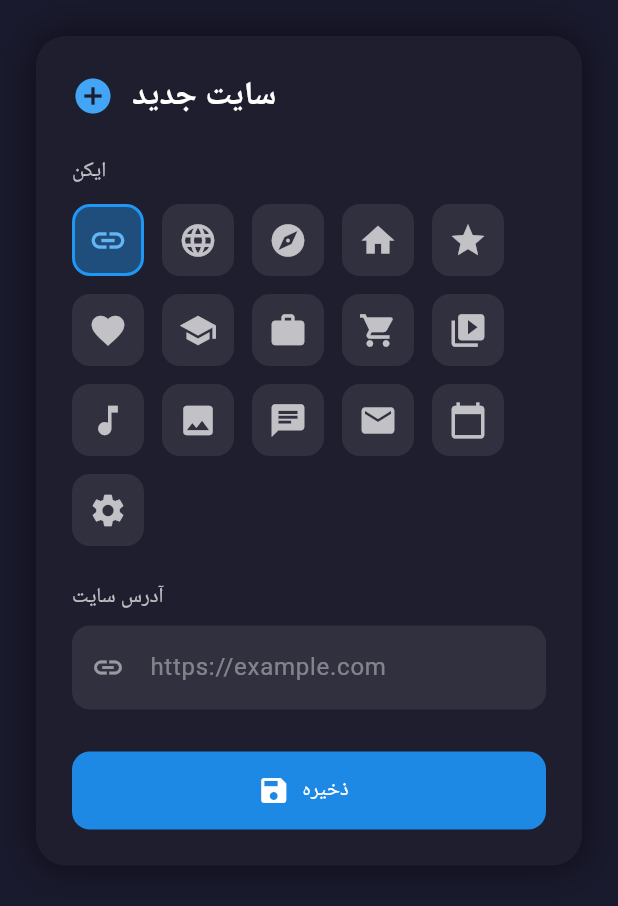
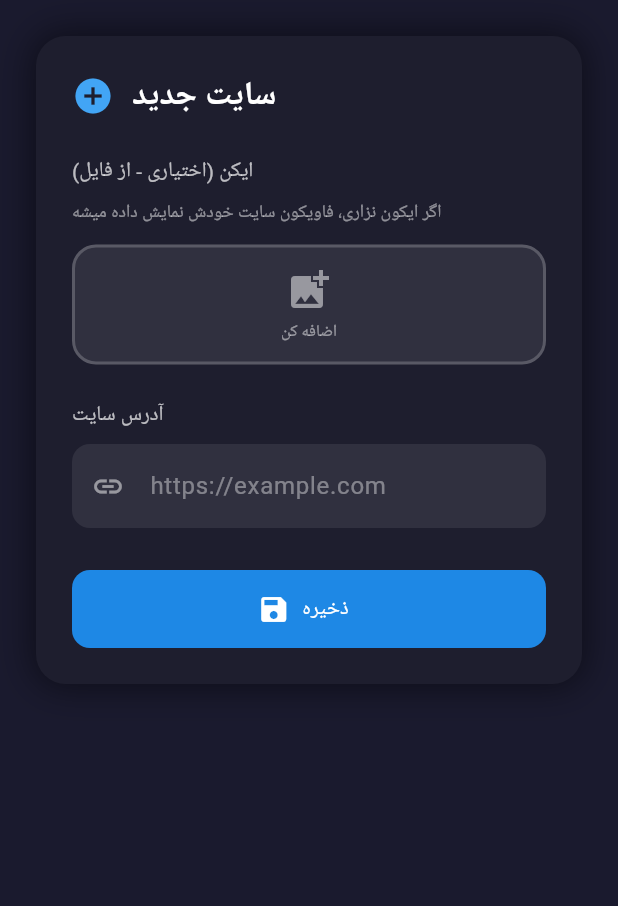
Before and after one commit to mosafarazaraaliporian/suhome, a Flutter app: the _AddShortcutSheet widget shown alone on an empty page, opened directly with empty values, on a phone screen of 412 x 824 dp. Shown: the top 906 px of the screen. Run offline on Flutter 3.47's test engine with Material 3 defaults, Android fonts, the phone set to English and light mode, and no system bars; our stand-ins replace file_picker, shared_preferences, webview_flutter; accounts and stored records are empty.

Commit message:
Icon from file or favicon, in-app WebView for sites
Co-authored-by: Cursor <cursoragent@cursor.com>

```diff
--- a/lib/main.dart
+++ b/lib/main.dart
@@ -4,7 +4,7 @@ import 'dart:typed_data';
 import 'package:file_picker/file_picker.dart';
 import 'package:flutter/material.dart';
 import 'package:shared_preferences/shared_preferences.dart';
-import 'package:url_launcher/url_launcher.dart';
+import 'package:webview_flutter/webview_flutter.dart';
 
 void main() {
   runApp(const SuhomeApp());
@@ -31,15 +31,30 @@ class SuhomeApp extends StatelessWidget {
 }
 
 class ShortcutItem {
-  final int iconCodePoint;
+  final String? iconBase64;
   final String url;
 
-  ShortcutItem({required this.iconCodePoint, required this.url});
+  ShortcutItem({this.iconBase64, required this.url});
 
-  Map<String, dynamic> toJson() => {'icon': iconCodePoint, 'url': url};
+  Uint8List? get iconBytes =>
+      iconBase64 != null ? base64Decode(iconBase64!) : null;
+
+  String get faviconUrl {
+    try {
+      final uri = Uri.parse(url.startsWith('http') ? url : 'https://$url');
+      return 'https://www.google.com/s2/favicons?domain=${uri.host}&sz=64';
+    } catch (_) {
+      return '';
+    }
+  }
+
+  Map<String, dynamic> toJson() => {
+        if (iconBase64 != null) 'icon': iconBase64,
+        'url': url,
+      };
 
   factory ShortcutItem.fromJson(Map<String, dynamic> json) => ShortcutItem(
-        iconCodePoint: json['icon'] as int? ?? Icons.link.codePoint,
+        iconBase64: json['icon'] as String?,
         url: json['url'] as String? ?? '',
       );
 }
@@ -86,9 +101,7 @@ class _NoxStyleHomeState extends State<NoxStyleHome> {
       backgroundColor: Colors.transparent,
       builder: (context) => _AddShortcutSheet(
         onSave: (item) {
-          setState(() {
-            _shortcuts.add(item);
-          });
+          setState(() => _shortcuts.add(item));
           _saveShortcuts();
           Navigator.pop(context);
           ScaffoldMessenger.of(context).showSnackBar(
@@ -123,14 +136,20 @@ class _NoxStyleHomeState extends State<NoxStyleHome> {
     }
   }
 
-  Future<void> _openUrl(String url) async {
-    var uri = Uri.tryParse(url);
-    if (uri == null || !uri.hasScheme) {
+  void _openUrl(String url) {
+    Uri uri = Uri.tryParse(url) ?? Uri.parse('https://$url');
+    if (!uri.hasScheme) {
       uri = Uri.parse('https://$url');
     }
-    if (await canLaunchUrl(uri)) {
-      await launchUrl(uri, mode: LaunchMode.externalApplication);
-    }
+    Navigator.push(
+      context,
+      MaterialPageRoute(
+        builder: (context) => _WebViewPage(
+          url: uri.toString(),
+          title: uri.host,
+        ),
+      ),
+    );
   }
 
   @override
@@ -165,10 +184,10 @@ class _NoxStyleHomeState extends State<NoxStyleHome> {
               painter: _CosmicPainter(),
               size: Size.infinite,
             ),
-          // Shortcuts grid
           SafeArea(
             child: Padding(
-              padding: const EdgeInsets.only(left: 32, right: 80, top: 40, bottom: 40),
+              padding: const EdgeInsets.only(
+                  left: 32, right: 80, top: 40, bottom: 40),
               child: _shortcuts.isEmpty
                   ? Center(
                       child: Text(
@@ -180,7 +199,8 @@ class _NoxStyleHomeState extends State<NoxStyleHome> {
                       ),
                     )
                   : GridView.builder(
-                      gridDelegate: const SliverGridDelegateWithFixedCrossAxisCount(
+                      gridDelegate:
+                          const SliverGridDelegateWithFixedCrossAxisCount(
                         crossAxisCount: 4,
                         mainAxisSpacing: 24,
                         crossAxisSpacing: 24,
@@ -190,8 +210,7 @@ class _NoxStyleHomeState extends State<NoxStyleHome> {
                       itemBuilder: (context, index) {
                         final item = _shortcuts[index];
                         return _ShortcutCard(
-                          icon: IconData(item.iconCodePoint, fontFamily: 'MaterialIcons'),
-                          url: item.url,
+                          item: item,
                           onTap: () => _openUrl(item.url),
                           onLongPress: () {
                             setState(() => _shortcuts.removeAt(index));
@@ -254,32 +273,23 @@ class _AddShortcutSheet extends StatefulWidget {
 }
 
 class _AddShortcutSheetState extends State<_AddShortcutSheet> {
-  int _selectedIconCodePoint = Icons.link.codePoint;
+  Uint8List? _customIconBytes;
   final _urlController = TextEditingController();
-
-  static final _iconOptions = [
-    Icons.link,
-    Icons.language,
-    Icons.explore,
-    Icons.home,
-    Icons.star,
-    Icons.favorite,
-    Icons.school,
-    Icons.work,
-    Icons.shopping_cart,
-    Icons.video_library,
-    Icons.music_note,
-    Icons.image,
-    Icons.chat,
-    Icons.email,
-    Icons.calendar_today,
-    Icons.settings,
-  ];
 
   @override
   void dispose() {
     _urlController.dispose();
     super.dispose();
+  }
+
+  Future<void> _pickIcon() async {
+    final result = await FilePicker.platform.pickFiles(
+      type: FileType.image,
+      allowMultiple: false,
+    );
+    if (result != null && result.files.single.bytes != null) {
+      setState(() => _customIconBytes = result.files.single.bytes);
+    }
   }
 
   void _save() {
@@ -294,7 +304,9 @@ class _AddShortcutSheetState extends State<_AddShortcutSheet> {
       return;
     }
     widget.onSave(ShortcutItem(
-      iconCodePoint: _selectedIconCodePoint,
+      iconBase64: _customIconBytes != null
+          ? base64Encode(_customIconBytes!)
+          : null,
       url: url,
     ));
   }
@@ -336,39 +348,72 @@ class _AddShortcutSheetState extends State<_AddShortcutSheet> {
             ),
             const SizedBox(height: 24),
             const Text(
-              'ایکن',
+              'ایکن (اختیاری - از فایل)',
               style: TextStyle(color: Colors.white70, fontSize: 14),
             ),
+            const SizedBox(height: 8),
+            Text(
+              'اگر ایکون نزاری، فاویکون سایت خودش نمایش داده میشه',
+              style: TextStyle(
+                color: Colors.white.withValues(alpha: 0.5),
+                fontSize: 12,
+              ),
+            ),
             const SizedBox(height: 12),
-            Wrap(
-              spacing: 12,
-              runSpacing: 12,
-              children: _iconOptions.map((icon) {
-                final isSelected = icon.codePoint == _selectedIconCodePoint;
-                return GestureDetector(
-                  onTap: () => setState(() => _selectedIconCodePoint = icon.codePoint),
+            GestureDetector(
+              onTap: _pickIcon,
               child: Container(
-                    width: 48,
-                    height: 48,
+                width: 80,
+                height: 80,
                 decoration: BoxDecoration(
-                      color: isSelected
-                          ? Colors.blue.withValues(alpha: 0.4)
-                          : Colors.white.withValues(alpha: 0.08),
-                      borderRadius: BorderRadius.circular(12),
+                  color: Colors.white.withValues(alpha: 0.08),
+                  borderRadius: BorderRadius.circular(16),
                   border: Border.all(
-                        color: isSelected ? Colors.blue : Colors.transparent,
+                    color: Colors.white.withValues(alpha: 0.2),
                     width: 2,
                   ),
                 ),
-                    child: Icon(
-                      icon,
-                      color: isSelected ? Colors.blue.shade300 : Colors.white70,
-                      size: 26,
+                child: _customIconBytes != null
+                    ? ClipRRect(
+                        borderRadius: BorderRadius.circular(14),
+                        child: Image.memory(
+                          _customIconBytes!,
+                          fit: BoxFit.cover,
+                          width: 76,
+                          height: 76,
+                        ),
+                      )
+                    : Column(
+                        mainAxisAlignment: MainAxisAlignment.center,
+                        children: [
+                          Icon(
+                            Icons.add_photo_alternate,
+                            color: Colors.white.withValues(alpha: 0.5),
+                            size: 32,
+                          ),
+                          const SizedBox(height: 4),
+                          Text(
+                            'اضافه کن',
+                            style: TextStyle(
+                              color: Colors.white.withValues(alpha: 0.5),
+                              fontSize: 11,
                             ),
                           ),
-                );
-              }).toList(),
+                        ],
                       ),
+              ),
+            ),
+            if (_customIconBytes != null) ...[
+              const SizedBox(height: 8),
+              TextButton.icon(
+                onPressed: () => setState(() => _customIconBytes = null),
+                icon: const Icon(Icons.close, size: 18),
+                label: const Text('حذف ایکون'),
+                style: TextButton.styleFrom(
+                  foregroundColor: Colors.red.shade300,
+                ),
+              ),
+            ],
             const SizedBox(height: 24),
             const Text(
               'آدرس سایت',
@@ -421,21 +466,19 @@ class _AddShortcutSheetState extends State<_AddShortcutSheet> {
 }
 
 class _ShortcutCard extends StatelessWidget {
-  final IconData icon;
-  final String url;
+  final ShortcutItem item;
   final VoidCallback onTap;
   final VoidCallback onLongPress;
 
   const _ShortcutCard({
-    required this.icon,
-    required this.url,
+    required this.item,
     required this.onTap,
     required this.onLongPress,
   });
 
   @override
   Widget build(BuildContext context) {
-    final displayName = _getDisplayName(url);
+    final displayName = _getDisplayName(item.url);
     return GestureDetector(
       onTap: onTap,
       onLongPress: onLongPress,
@@ -450,7 +493,17 @@ class _ShortcutCard extends StatelessWidget {
               borderRadius: BorderRadius.circular(16),
               border: Border.all(color: Colors.white.withValues(alpha: 0.1)),
             ),
-            child: Icon(icon, color: Colors.blue.shade300, size: 32),
+            clipBehavior: Clip.antiAlias,
+            child: item.iconBytes != null
+                ? Image.memory(
+                    item.iconBytes!,
+                    fit: BoxFit.cover,
+                    width: 64,
+                    height: 64,
+                    errorBuilder: (context, error, stackTrace) =>
+                        _buildFaviconFallback(),
+                  )
+                : _buildFaviconFallback(),
           ),
           const SizedBox(height: 8),
           Text(
@@ -468,6 +521,20 @@ class _ShortcutCard extends StatelessWidget {
     );
   }
 
+  Widget _buildFaviconFallback() {
+    if (item.faviconUrl.isEmpty) {
+      return Icon(Icons.link, color: Colors.blue.shade300, size: 32);
+    }
+    return Image.network(
+      item.faviconUrl,
+      fit: BoxFit.contain,
+      width: 48,
+      height: 48,
+      errorBuilder: (context, error, stackTrace) =>
+          Icon(Icons.link, color: Colors.blue.shade300, size: 32),
+    );
+  }
+
   String _getDisplayName(String url) {
     try {
       final uri = Uri.parse(url.startsWith('http') ? url : 'https://$url');
@@ -475,6 +542,44 @@ class _ShortcutCard extends StatelessWidget {
     } catch (_) {
       return url.length > 15 ? '${url.substring(0, 15)}...' : url;
     }
+  }
+}
+
+class _WebViewPage extends StatefulWidget {
+  final String url;
+  final String title;
+
+  const _WebViewPage({required this.url, required this.title});
+
+  @override
+  State<_WebViewPage> createState() => _WebViewPageState();
+}
+
+class _WebViewPageState extends State<_WebViewPage> {
+  late final WebViewController _controller;
+
+  @override
+  void initState() {
+    super.initState();
+    _controller = WebViewController()
+      ..setJavaScriptMode(JavaScriptMode.unrestricted)
+      ..loadRequest(Uri.parse(widget.url));
+  }
+
+  @override
+  Widget build(BuildContext context) {
+    return Scaffold(
+      appBar: AppBar(
+        title: Text(widget.title),
+        backgroundColor: const Color(0xFF1E1E2E),
+        foregroundColor: Colors.white,
+        leading: IconButton(
+          icon: const Icon(Icons.arrow_back),
+          onPressed: () => Navigator.pop(context),
+        ),
+      ),
+      body: WebViewWidget(controller: _controller),
+    );
   }
 }
 
--- a/pubspec.yaml
+++ b/pubspec.yaml
@@ -36,7 +36,7 @@ dependencies:
   cupertino_icons: ^1.0.8
   file_picker: ^8.1.4
   shared_preferences: ^2.3.3
-  url_launcher: ^6.3.1
+  webview_flutter: ^4.10.0
 
 dev_dependencies:
   flutter_test:
```
Also changed, not shown: pubspec.lock, 2 other files. Lines whose indentation alone changed are shown as unchanged.
